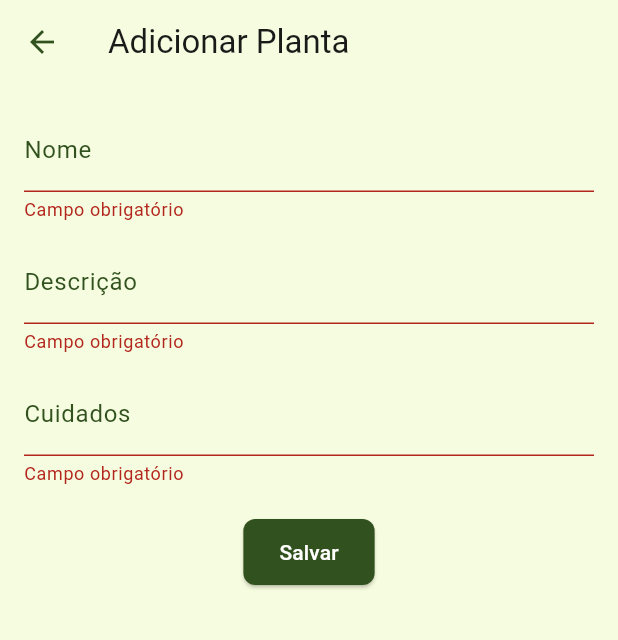
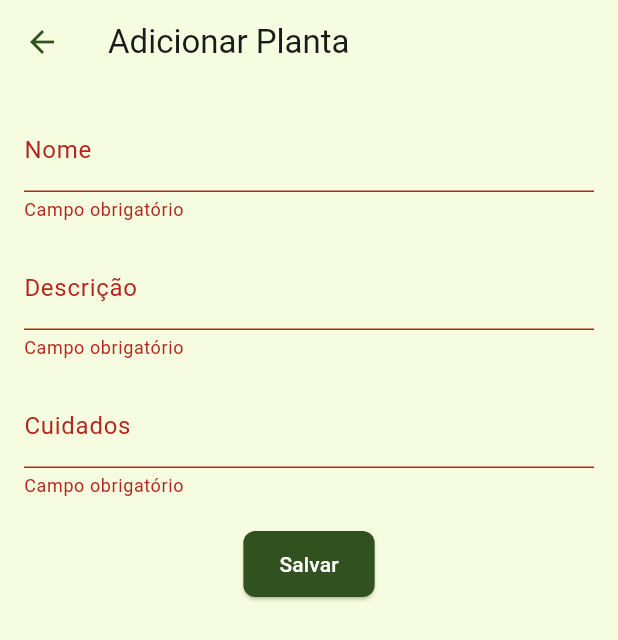
Before and after one commit to deLaraaaa/plants_mobile, a Flutter app: the PlantFormScreen screen opened directly, after a tap on "Salvar", on a phone screen of 412 x 824 dp. Shown: the top 640 px of the screen. Run offline on Flutter 3.47's test engine with Material 3 defaults, Android fonts, the phone set to English and light mode, and no system bars; our stand-ins replace cloud_firestore, firebase_core; accounts and stored records are empty.

Commit message:
feat: mta coisa

```diff
--- a/lib/views/plant_form_screen.dart
+++ b/lib/views/plant_form_screen.dart
@@ -5,25 +5,36 @@ import 'package:plants_mobile/services/plant_service.dart';
 class PlantFormScreen extends StatefulWidget {
   final Plant? plant;
 
-  PlantFormScreen({this.plant});
+  const PlantFormScreen({super.key, this.plant});
 
   @override
-  _PlantFormScreenState createState() => _PlantFormScreenState();
+  PlantFormScreenState createState() => PlantFormScreenState();
 }
 
-class _PlantFormScreenState extends State<PlantFormScreen> {
+class PlantFormScreenState extends State<PlantFormScreen> {
   final _formKey = GlobalKey<FormState>();
   final PlantService _plantService = PlantService();
-  late String _name;
-  late String _description;
-  late String _careInstructions;
+
+  late TextEditingController _nameController;
+  late TextEditingController _descriptionController;
+  late TextEditingController _careInstructionsController;
 
   @override
   void initState() {
     super.initState();
-    _name = widget.plant?.name ?? '';
-    _description = widget.plant?.description ?? '';
-    _careInstructions = widget.plant?.careInstructions ?? '';
+    _nameController = TextEditingController(text: widget.plant?.name ?? '');
+    _descriptionController =
+        TextEditingController(text: widget.plant?.description ?? '');
+    _careInstructionsController =
+        TextEditingController(text: widget.plant?.careInstructions ?? '');
+  }
+
+  @override
+  void dispose() {
+    _nameController.dispose();
+    _descriptionController.dispose();
+    _careInstructionsController.dispose();
+    super.dispose();
   }
 
   Future<void> _savePlant() async {
@@ -31,106 +42,79 @@ class _PlantFormScreenState extends State<PlantFormScreen> {
       _formKey.currentState!.save();
       if (widget.plant == null) {
         await _plantService.addPlant(Plant(
-            name: _name,
-            description: _description,
-            careInstructions: _careInstructions));
+            name: _nameController.text,
+            description: _descriptionController.text,
+            careInstructions: _careInstructionsController.text));
       } else {
         await _plantService.updatePlant(
           Plant(
               id: widget.plant!.id,
-              name: _name,
-              description: _description,
-              careInstructions: _careInstructions),
+              name: _nameController.text,
+              description: _descriptionController.text,
+              careInstructions: _careInstructionsController.text),
         );
       }
-      Navigator.pop(context);
+      if (mounted) {
+        Navigator.pop(context);
+      }
     }
   }
 
   @override
   Widget build(BuildContext context) {
     return Scaffold(
-      backgroundColor: Color(0xFFF6FCDF), // Fundo suave
+      backgroundColor: const Color(0xFFF6FCDF), // Fundo suave
       appBar: AppBar(
         title: Text(widget.plant == null ? "Adicionar Planta" : "Editar Planta",
-            style: TextStyle(color: Color(0xFF1A1A19))),
-        backgroundColor: Color(0xFFF6FCDF),
+            style: const TextStyle(color: Color(0xFF1A1A19))),
+        backgroundColor: const Color(0xFFF6FCDF),
         elevation: 0,
-        iconTheme: IconThemeData(color: Color(0xFF31511E)),
+        iconTheme: const IconThemeData(color: Color(0xFF31511E)),
       ),
       body: Padding(
-        padding: EdgeInsets.all(16.0),
+        padding: const EdgeInsets.all(16.0),
         child: Form(
           key: _formKey,
           child: Column(
             children: [
               TextFormField(
-                initialValue: _name,
-                decoration: InputDecoration(
-                  labelText: 'Nome',
-                  labelStyle: TextStyle(color: Color(0xFF31511E)),
-                  enabledBorder: OutlineInputBorder(
-                    borderSide: BorderSide(color: Color(0xFF31511E)),
-                    borderRadius: BorderRadius.circular(8),
-                  ),
-                  focusedBorder: OutlineInputBorder(
-                    borderSide: BorderSide(color: Color(0xFF859F3D)),
-                    borderRadius: BorderRadius.circular(8),
-                  ),
-                ),
-                onSaved: (value) => _name = value!,
+                controller: _nameController,
+                decoration: const InputDecoration(labelText: 'Nome'),
                 validator: (value) =>
                     value!.isEmpty ? 'Campo obrigatório' : null,
               ),
-              SizedBox(height: 12),
-              TextFormField(
-                initialValue: _description,
-                decoration: InputDecoration(
-                  labelText: 'Descrição',
-                  labelStyle: TextStyle(color: Color(0xFF31511E)),
-                  enabledBorder: OutlineInputBorder(
-                    borderSide: BorderSide(color: Color(0xFF31511E)),
-                    borderRadius: BorderRadius.circular(8),
-                  ),
-                  focusedBorder: OutlineInputBorder(
-                    borderSide: BorderSide(color: Color(0xFF859F3D)),
-                    borderRadius: BorderRadius.circular(8),
-                  ),
+              const SizedBox(height: 16),
+              Flexible(
+                child: TextFormField(
+                  controller: _descriptionController,
+                  decoration: const InputDecoration(labelText: 'Descrição'),
+                  validator: (value) =>
+                      value!.isEmpty ? 'Campo obrigatório' : null,
+                  maxLines: null,
                 ),
-                onSaved: (value) => _description = value!,
-                validator: (value) =>
-                    value!.isEmpty ? 'Campo obrigatório' : null,
               ),
-              SizedBox(height: 12),
-              TextFormField(
-                initialValue: _careInstructions,
-                decoration: InputDecoration(
-                  labelText: 'Cuidados',
-                  labelStyle: TextStyle(color: Color(0xFF31511E)),
-                  enabledBorder: OutlineInputBorder(
-                    borderSide: BorderSide(color: Color(0xFF31511E)),
-                    borderRadius: BorderRadius.circular(8),
-                  ),
-                  focusedBorder: OutlineInputBorder(
-                    borderSide: BorderSide(color: Color(0xFF859F3D)),
-                    borderRadius: BorderRadius.circular(8),
-                  ),
+              const SizedBox(height: 16),
+              Flexible(
+                child: TextFormField(
+                  controller: _careInstructionsController,
+                  decoration: const InputDecoration(labelText: 'Cuidados'),
+                  validator: (value) =>
+                      value!.isEmpty ? 'Campo obrigatório' : null,
+                  maxLines: null,
                 ),
-                onSaved: (value) => _careInstructions = value!,
-                validator: (value) =>
-                    value!.isEmpty ? 'Campo obrigatório' : null,
               ),
-              SizedBox(height: 20),
+              const SizedBox(height: 20),
               ElevatedButton(
                 style: ElevatedButton.styleFrom(
                   backgroundColor: const Color(0xFF31511E),
-                  padding: EdgeInsets.symmetric(horizontal: 24, vertical: 12),
+                  padding:
+                      const EdgeInsets.symmetric(horizontal: 24, vertical: 12),
                   shape: RoundedRectangleBorder(
                       borderRadius: BorderRadius.circular(8)),
                 ),
                 onPressed: _savePlant,
                 child: Text(widget.plant == null ? "Salvar" : "Atualizar",
-                    style: TextStyle(color: Colors.white)),
+                    style: const TextStyle(color: Colors.white)),
               ),
             ],
           ),
```
Also changed, not shown: lib/views/plant_detail_screen.dart (+68 -13 lines), lib/views/plant_list_screen.dart (+54 -17 lines).
